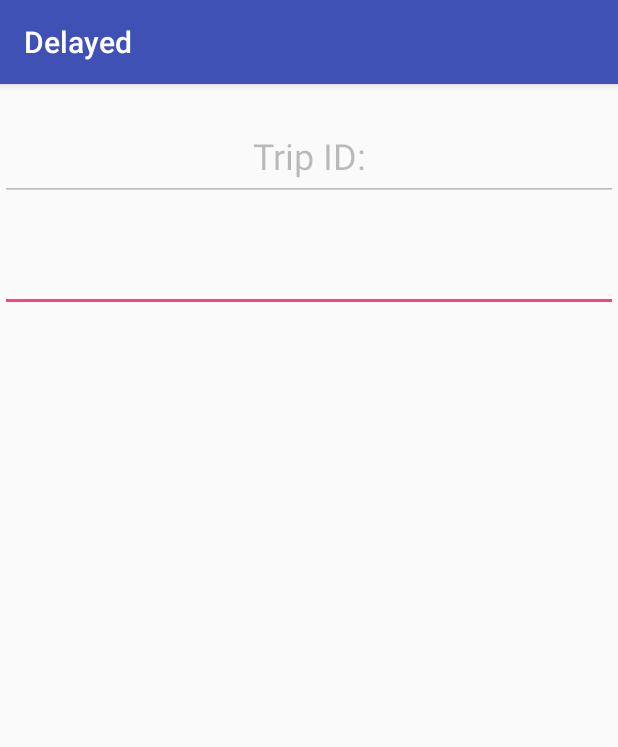
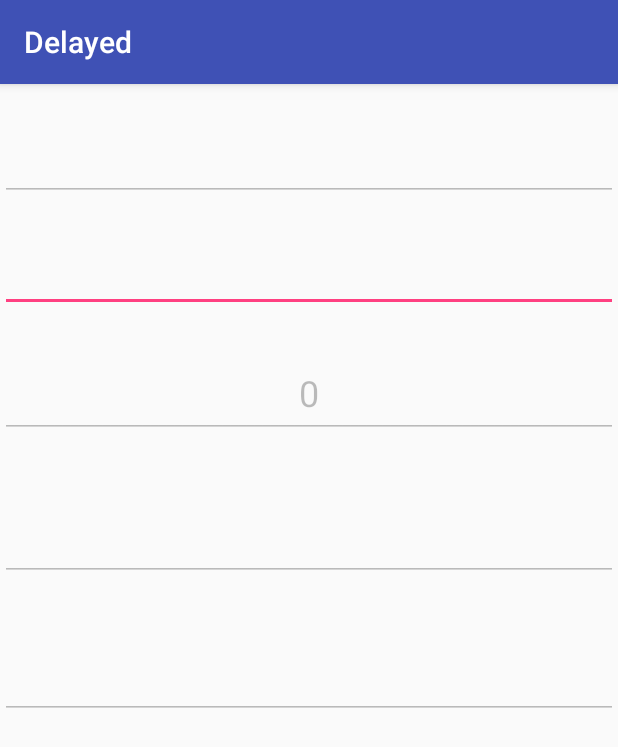
Before and after one commit to autlamps/delay-mobile-android, an Android app: the TripPage screen opened directly, with no data from a screen before it, on a phone screen of 412 x 824 dp. Shown: the top 747 px of the screen. Run offline under Robolectric (Android 15) with nearby library versions, the phone set to English and light mode, and no system bars; 5 statements that could not run were skipped.

Commit message:
Added delays to the Trippage Added Next stop name to Trippage Added Eta to TripPage Added Long Name to TripPage

```diff
--- a/app/src/main/java/com/example/izaac/delayed/pages/TripPage.java
+++ b/app/src/main/java/com/example/izaac/delayed/pages/TripPage.java
@@ -17,6 +17,9 @@ public class TripPage extends AppCompatActivity {
 
     EditText TripHeading;
     EditText Trip_long_name;
+    EditText Trip_delay;
+    EditText Trip_next_stop;
+    EditText Trip_eta;
     TripDetails tripDetails = new TripDetails();
     Trip trip = new Trip();
     private String trip_text;
@@ -33,17 +36,31 @@ public class TripPage extends AppCompatActivity {
         check();
 
         System.out.println("stop");
-        trip_text = "Trip ID:".concat(tripDetails.getTrip());
+        trip_text = "Trip ID:".concat(BaseTripDetails.get(tripNumber).getRoute_short_name());
 
-        TripHeading = (EditText) findViewById(R.id.trip1_long_name);
-        TripHeading.setText("Trip ID:", TextView.BufferType.EDITABLE);
+        TripHeading = (EditText) findViewById(R.id.trip_short_name);
+        TripHeading.setText(trip_text, TextView.BufferType.EDITABLE);
         TripHeading.setEnabled(false);
 
-        Trip_long_name = (EditText) findViewById(R.id.trip1_delay_time);
+        Trip_long_name = (EditText) findViewById(R.id.trip_long_name);
         //delay = NSDetails.get(0).getDelay();
         Trip_long_name.setText(BaseTripDetails.get(tripNumber).getRoute_long_name(), TextView.BufferType.EDITABLE);
         //Trip_long_name.setEnabled(false);
         //delay = 0;
+
+        Trip_delay = (EditText) findViewById(R.id.trip_delay);
+        delay = NSDetails.get(tripNumber).getDelay();
+        Trip_delay.setText(Integer.toString(delay), TextView.BufferType.EDITABLE);
+        Trip_delay.setEnabled(false);
+        delay = 0;
+
+        Trip_next_stop = (EditText) findViewById(R.id.trip_next_stop);
+        Trip_next_stop.setText(NSDetails.get(tripNumber).getName());
+        Trip_next_stop.setEnabled(false);
+
+        Trip_eta = (EditText) findViewById(R.id.trip_eta);
+        Trip_eta.setText(NSDetails.get(tripNumber).getEta());
+        Trip_eta.setEnabled(false);
 
     }
 
--- a/app/src/main/res/layout/activity_trip_page.xml
+++ b/app/src/main/res/layout/activity_trip_page.xml
@@ -7,7 +7,7 @@
     tools:context="com.example.izaac.delayed.pages.TripPage">
 
     <EditText
-        android:id="@+id/trip1_long_name"
+        android:id="@+id/trip_short_name"
         android:layout_width="match_parent"
         android:layout_height="60dp"
         android:layout_marginTop="18dp"
@@ -20,7 +20,7 @@
         android:layout_alignParentStart="true" />
 
     <EditText
-        android:id="@+id/trip1_delay_time"
+        android:id="@+id/trip_long_name"
         android:layout_width="match_parent"
         android:layout_height="60dp"
         android:layout_marginTop="14dp"
@@ -28,7 +28,45 @@
         android:inputType="textPersonName"
         android:textAlignment="center"
         android:textSize="24sp"
-        android:layout_below="@+id/trip1_long_name"
+        android:layout_below="@+id/trip_short_name"
+        android:layout_alignParentLeft="true"
+        android:layout_alignParentStart="true" />
+
+    <EditText
+        android:id="@+id/trip_delay"
+        android:layout_width="match_parent"
+        android:layout_height="60dp"
+        android:layout_alignParentLeft="true"
+        android:layout_alignParentStart="true"
+        android:layout_below="@+id/trip_long_name"
+        android:layout_marginTop="24dp"
+        android:ems="10"
+        android:inputType="textPersonName"
+        android:textAlignment="center"
+        android:textSize="24sp" />
+
+    <EditText
+        android:id="@+id/trip_next_stop"
+        android:layout_width="match_parent"
+        android:layout_height="60dp"
+        android:layout_below="@+id/trip_delay"
+        android:layout_centerHorizontal="true"
+        android:layout_marginTop="35dp"
+        android:ems="10"
+        android:inputType="textPersonName"
+        android:textAlignment="center"
+        android:textSize="24sp" />
+
+    <EditText
+        android:id="@+id/trip_eta"
+        android:layout_width="match_parent"
+        android:layout_height="60dp"
+        android:layout_marginTop="32dp"
+        android:ems="10"
+        android:inputType="textPersonName"
+        android:textAlignment="center"
+        android:textSize="24sp"
+        android:layout_below="@+id/trip_next_stop"
         android:layout_alignParentLeft="true"
         android:layout_alignParentStart="true" />
 
--- a/app/src/main/res/layout/tab1trips.xml
+++ b/app/src/main/res/layout/tab1trips.xml
@@ -9,20 +9,20 @@
     tools:context="com.example.izaac.delayed.pages.TabbedPages">
 
     <TextView
-        android:id="@+id/trip1_long_name"
+        android:id="@+id/trip_short_name"
         android:layout_width="match_parent"
         android:layout_height="40dp"
         android:textAlignment="center"
         android:textSize="18sp" />
 
     <TextView
-        android:id="@+id/trip1_delay_time"
+        android:id="@+id/trip_long_name"
         android:layout_width="match_parent"
         android:layout_height="40dp"
         android:layout_marginTop="32dp"
         android:textAlignment="center"
         android:textSize="18sp"
-        android:layout_below="@+id/trip1_long_name"
+        android:layout_below="@+id/trip_short_name"
         android:layout_alignParentLeft="true"
         android:layout_alignParentStart="true" />
 
@@ -30,7 +30,7 @@
         android:id="@+id/trip2_long_name"
         android:layout_width="match_parent"
         android:layout_height="40dp"
-        android:layout_below="@+id/trip1_delay_time"
+        android:layout_below="@+id/trip_long_name"
         android:layout_centerHorizontal="true"
         android:layout_marginTop="38dp"
         android:textAlignment="center"
```
